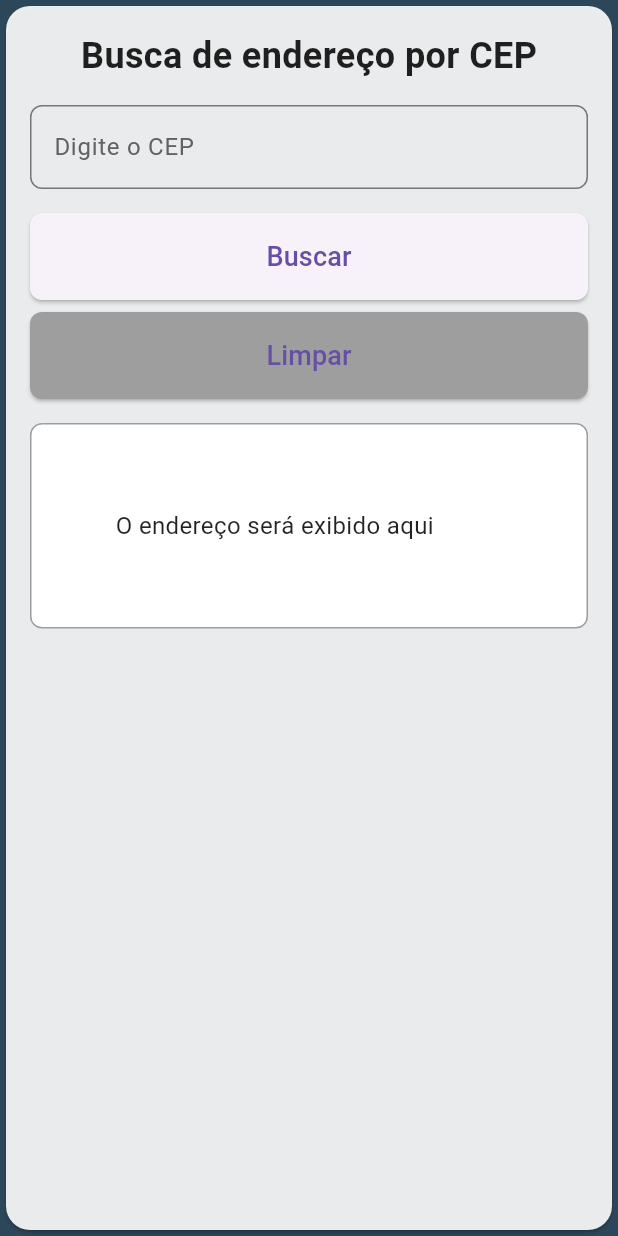
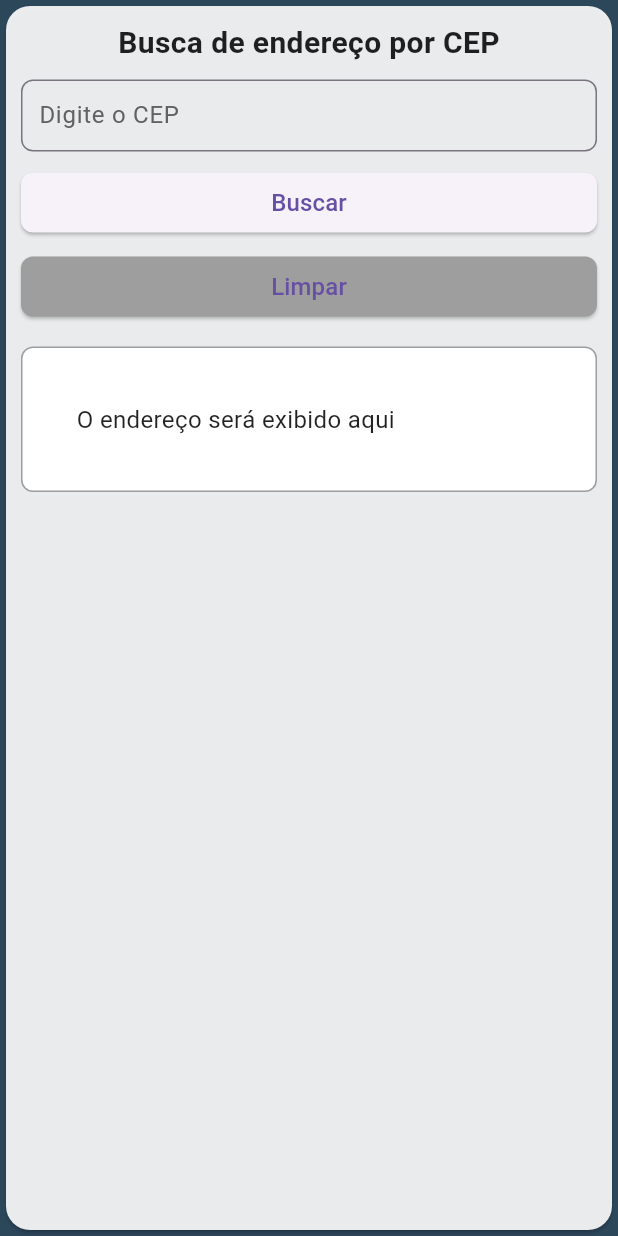
Before and after one commit to MateusOliveira991/AppFlutter---do-Zero-a-publica--o-Busca-Cep, a Flutter app: the Quadrocep widget shown alone on an empty page, opened directly, on a phone screen of 412 x 824 dp. Run offline on Flutter 3.47's test engine with Material 3 defaults, Android fonts, the light colour scheme and no system bars.

Commit message:
Fix: Correção dos padding do quadro de endereço

```diff
--- a/lib/app_widgets.dart
+++ b/lib/app_widgets.dart
@@ -17,7 +17,7 @@ import 'package:your_app_buscaenderecoporcep/widgets/colors.dart';
       initialRoute: '/home',
       routes: {
         '/': (context) => const HomePage(),
-        // '/home': (context) => const HomePage(),
+        '/home': (context) => const HomePage(),
 
       },
     );
--- a/lib/pages/home_page.dart
+++ b/lib/pages/home_page.dart
@@ -22,7 +22,7 @@ class HomePage extends StatelessWidget {
             child: Column(
               children: <Widget>[
                 SizedBox(
-                  height: 410,
+                  height: 310,
                 ),
                 Padding(
                   padding: EdgeInsets.all(16.0),
--- a/lib/widgets/quadrocep.dart
+++ b/lib/widgets/quadrocep.dart
@@ -1,5 +1,4 @@
 import 'package:flutter/material.dart';
-
 
 class Quadrocep extends StatelessWidget {
   const Quadrocep({super.key});
@@ -12,23 +11,27 @@ class Quadrocep extends StatelessWidget {
         borderRadius: BorderRadius.circular(16),
       ),
       child: Padding(
-        padding: const EdgeInsets.all(16.0),
+        padding: const EdgeInsets.all(10.0),
         child: Column(
           children: <Widget>[
             const Text(
               'Busca de endereço por CEP',
               style: TextStyle(
-                              fontSize: 24,
+                fontSize: 20,
                 fontWeight: FontWeight.bold,
                 color: Colors.black87,
               ),
             ),
-                          const SizedBox(height: 16),
+            const SizedBox(height: 10),
             Form(
               child: Column(
                 children: <Widget>[
                   TextFormField(
                     decoration: InputDecoration(
+                      contentPadding: const EdgeInsets.symmetric(
+                        horizontal: 8,
+                        vertical: 6,
+                      ),
                       labelText: 'Digite o CEP',
                       labelStyle: TextStyle(
                         color: Colors.grey[700],
@@ -48,14 +51,14 @@ class Quadrocep extends StatelessWidget {
                     ),
                     keyboardType: TextInputType.number,
                   ),
-                                const SizedBox(height: 16),
+                  const SizedBox(height: 10),
                   SizedBox(
                     width: double.infinity,
                     child: ElevatedButton(
                       onPressed: () {},
                       style: ElevatedButton.styleFrom(
                         padding: const EdgeInsets.symmetric(
-                                        vertical: 16,
+                          vertical: 4,
                         ),
                         shape: RoundedRectangleBorder(
                           borderRadius: BorderRadius.circular(8),
@@ -63,7 +66,7 @@ class Quadrocep extends StatelessWidget {
                       ),
                       child: const Text(
                         'Buscar',
-                                      style: TextStyle(fontSize: 18),
+                        style: TextStyle(fontSize: 16),
                       ),
                     ),
                   ),
@@ -74,25 +77,27 @@ class Quadrocep extends StatelessWidget {
                       onPressed: () {},
                       style: ElevatedButton.styleFrom(
                         padding: const EdgeInsets.symmetric(
-                                        vertical: 16,
-                                      ), backgroundColor: Colors.grey,
+                          vertical: 4,
+                        ),
+                        backgroundColor: Colors.grey,
                         shape: RoundedRectangleBorder(
                           borderRadius: BorderRadius.circular(8),
                         ),
                       ),
                       child: const Text(
                         'Limpar',
-                                      style: TextStyle(fontSize: 18),
+                        style: TextStyle(fontSize: 16),
                       ),
                     ),
                   ),
-                                const SizedBox(height: 16, ),
+                  const SizedBox(
+                    height: 16,
+                  ),
                   Container(
                     width: double.infinity,
-                                  padding: const EdgeInsets.all(56.0),
+                    padding: const EdgeInsets.all(36.0),
                     decoration: BoxDecoration(
                       color: Colors.white,
-
                       borderRadius: BorderRadius.circular(8),
                       border: Border.all(
                         color: Colors.grey,
```
Lines whose indentation alone changed are shown as unchanged.
